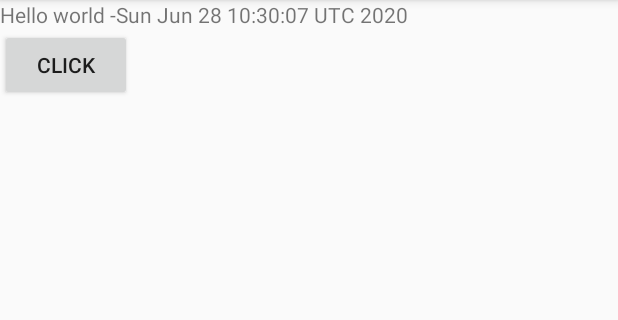
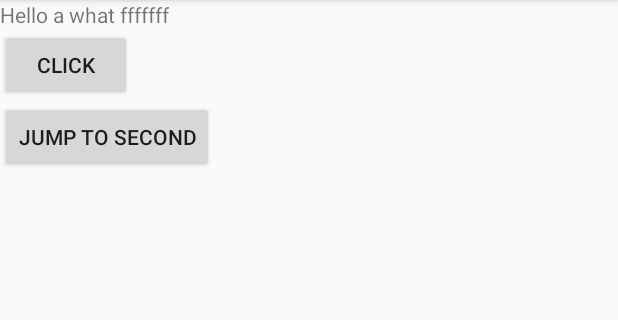
Before and after one commit to HAO-learning/Android, an Android app: the screen it shows after launch (MainActivity), after a tap on "CLICK", on a phone screen of 412 x 824 dp, the part 84-404 px from its top. Run offline under Robolectric (Android 15) with nearby library versions, the phone set to English and light mode, and no system bars.

Commit message:
Second practice

```diff
--- a/MyApplication/app/src/main/java/com/example/myapplication/MainActivity.java
+++ b/MyApplication/app/src/main/java/com/example/myapplication/MainActivity.java
@@ -1,10 +1,16 @@
 package com.example.myapplication;
 
 import androidx.appcompat.app.AppCompatActivity;
+import androidx.core.app.ActivityCompat;
 
+import android.Manifest;
+import android.content.Intent;
+import android.content.pm.PackageManager;
+import android.net.Uri;
 import android.os.Bundle;
 import android.view.View;
 import android.widget.TextView;
+import android.widget.Toast;
 
 public class MainActivity extends AppCompatActivity {
 
@@ -13,9 +19,52 @@ public class MainActivity extends AppCompatActivity {
         super.onCreate(savedInstanceState);
         setContentView(R.layout.activity_main);
     }
-    public void clickHandler(View source){
 
-        TextView tv=(TextView)findViewById(R.id.show);
+
+
+
+    public void clickHandler(View source) {
+
+        TextView tv = (TextView) findViewById(R.id.show);
         tv.setText("Hello world -" + new java.util.Date());
+
+
+        Uri callUri = Uri.parse("tel:1008611");
+        Intent calls = new Intent(Intent.ACTION_CALL, callUri);
+        if (ActivityCompat.checkSelfPermission(this, Manifest.permission.CALL_PHONE) == PackageManager.PERMISSION_GRANTED) {
+
+            startActivity(calls);
+
+        }else if (ActivityCompat.shouldShowRequestPermissionRationale(MainActivity.this,Manifest.permission.CALL_PHONE)) {
+            // In an educational UI, explain to the user why your app requires this
+            // permission for a specific feature to behave as expected. In this UI,
+            // include a "cancel" or "no thanks" button that allows the user to
+            // continue using your app without granting the permission.
+            tv.setText("Hello a what");
+            Toast.makeText(MainActivity.this,"You need CALL_PHONE",Toast.LENGTH_SHORT).show();
+
+        }else {
+            // You can directly ask for the permission.
+            ActivityCompat.requestPermissions(this,new String[] { Manifest.permission.CALL_PHONE },0);
+            tv.setText("Hello a what fffffff");
+        }
+
+
+
+/*
+        Uri www=Uri.parse("https://www.baidu.com");
+        Intent web=new Intent(Intent.ACTION_VIEW,www);
+        startActivity(web);*/
+
+
+    }
+
+
+    public void jumpHandler(View source) {
+
+     Intent jumptosecond=new Intent(this, SecondActivity.class);
+        startActivity(jumptosecond);
+
+
     }
 }
--- a/MyApplication/app/src/main/res/layout/activity_main.xml
+++ b/MyApplication/app/src/main/res/layout/activity_main.xml
@@ -24,5 +24,11 @@
         android:onClick="clickHandler"
         android:text="click" />
 
+    <Button
+        android:id="@id/show"
+        android:layout_width="wrap_content"
+        android:layout_height="wrap_content"
+        android:onClick="jumpHandler"
+        android:text="jump to second" />
 
 </LinearLayout>
```
Also changed, not shown: MyApplication/app/src/main/java/com/example/myapplication/SecondActivity.java (added, +37 -0 lines), MyApplication/app/src/main/res/layout/activity_s.xml (added, +33 -0 lines).
